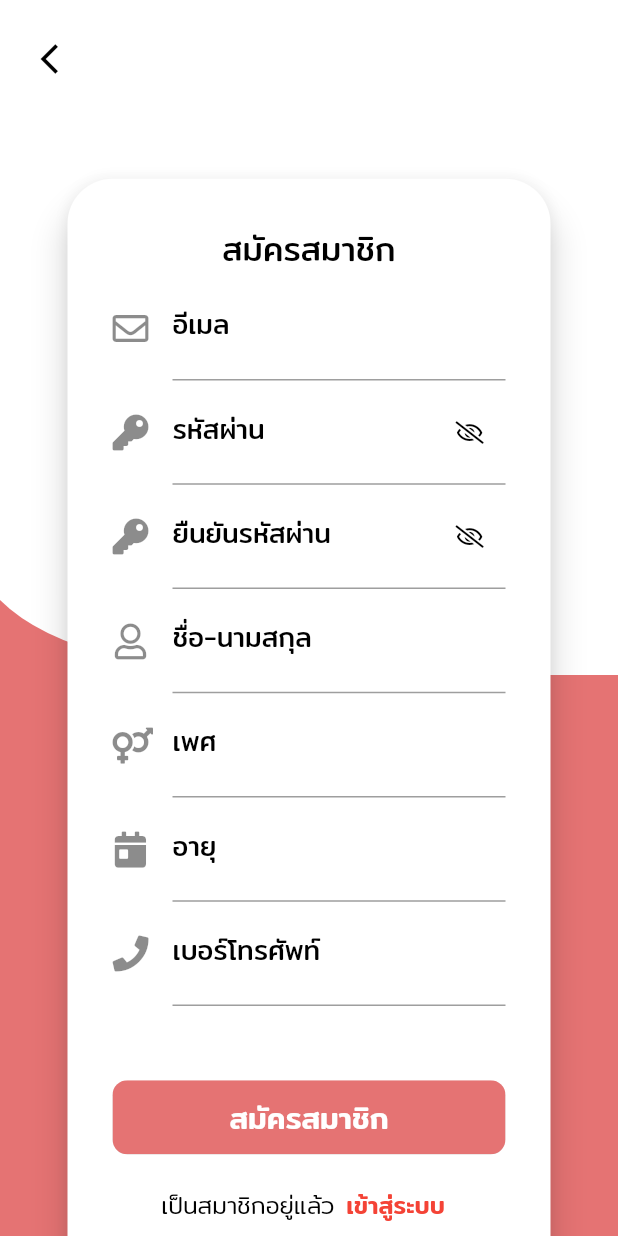
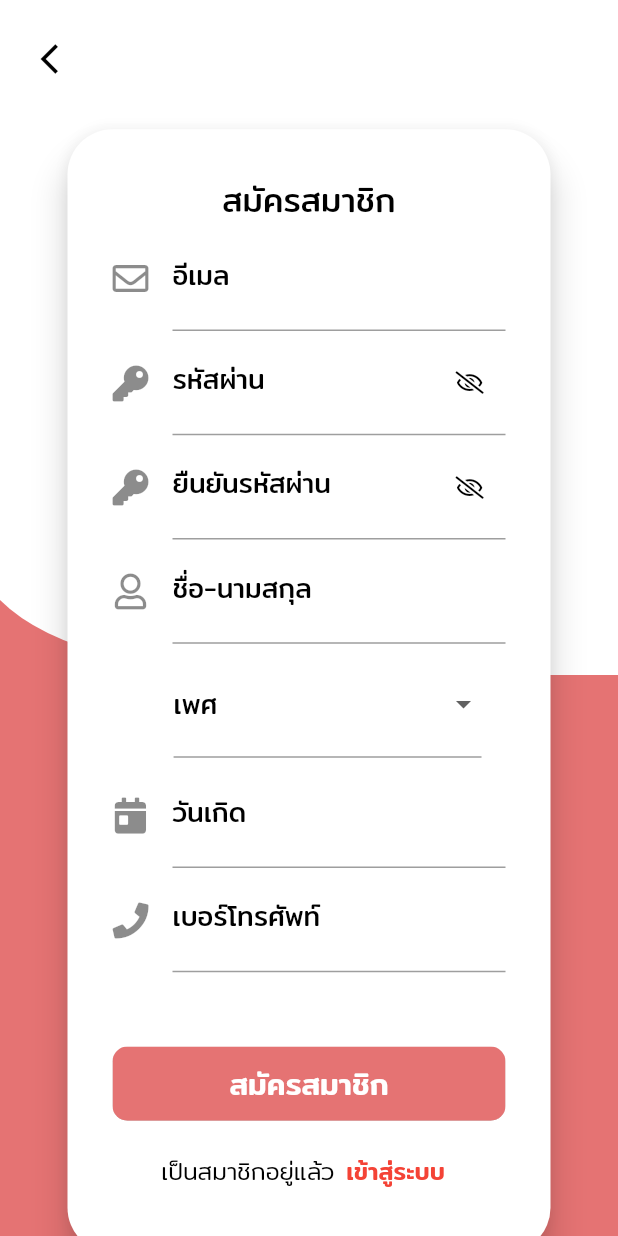
Before and after one commit to armnutthapon/Project_LittlePaw, a Flutter app: the Register screen opened directly, on a phone screen of 412 x 824 dp. Run offline on Flutter 3.47's test engine with Material 2 defaults, Android fonts, the phone set to English and light mode, and no system bars; our stand-ins replace badges, carousel_slider, firebase_auth, firebase_core, firebase_storage, font_awesome_flutter and 5 more; accounts and stored records are empty; network calls fail.

Commit message:
register form

```diff
--- a/lib/screen/authentication/register.dart
+++ b/lib/screen/authentication/register.dart
@@ -9,6 +9,7 @@ import 'package:little_paw/services/authentication/auth__service.dart';
 import 'package:provider/provider.dart';
 import 'package:little_paw/screen/authentication/login.dart';
 import 'package:http/http.dart' as http;
+import 'package:intl/intl.dart';
 
 class Register extends StatefulWidget {
   final Function toggleScreen;
@@ -23,10 +24,13 @@ class _RegisterState extends State<Register> {
   var _passwordController = TextEditingController();
   var _confirmPasswordController = TextEditingController();
   var _name = TextEditingController();
-  var _gender = TextEditingController();
   var _age = TextEditingController();
   var _phone = TextEditingController();
-
+  var _gender;
+  List listGender = ["หญิง", "ชาย", "อื่นๆ"];
+  String valueGender;
+  DateTime date;
+  DateTime selectedDate = DateTime.now();
   void registorOwner() async {
     final FirebaseAuth auth = await FirebaseAuth.instance;
     final User userId = await auth.currentUser;
@@ -41,6 +45,21 @@ class _RegisterState extends State<Register> {
       // contact : req.body.contact
       'urlImage': 'req.body.urlImage'
     });
+  }
+
+  Future<void> _selectDate(BuildContext context) async {
+    final now = DateTime.now();
+    final DateTime picked = await showDatePicker(
+        context: context,
+        initialDate: date ?? now,
+        firstDate: DateTime(1900),
+        lastDate: now);
+    if (picked != null && picked != date) {
+      setState(() {
+        _age.text = DateFormat('MM-dd-yyyy').format(picked);
+      });
+      print(_age.text);
+    }
   }
 
   final _formkey = GlobalKey<FormState>();
@@ -65,10 +84,6 @@ class _RegisterState extends State<Register> {
     _emailController = TextEditingController();
     _passwordController = TextEditingController();
     _confirmPasswordController = TextEditingController();
-    _name = TextEditingController();
-    _gender = TextEditingController();
-    _age = TextEditingController();
-    _phone = TextEditingController();
 
     super.initState();
   }
@@ -78,10 +93,6 @@ class _RegisterState extends State<Register> {
     _emailController.dispose();
     _passwordController.dispose();
     _confirmPasswordController.dispose();
-    _name.dispose();
-    _gender.dispose();
-    _age.dispose();
-    _phone.dispose();
 
     super.dispose();
   }
@@ -118,7 +129,7 @@ class _RegisterState extends State<Register> {
                               ],
                             ),
                             SizedBox(
-                              height: size.height * 0.05,
+                              height: size.height * 0.01,
                             ),
                             Card(
                               margin: EdgeInsets.fromLTRB(30, 15, 30, 15),
@@ -190,7 +201,6 @@ class _RegisterState extends State<Register> {
                                               fontWeight: FontWeight.w400,
                                               fontFamily: 'Mitr'),
                                         ),
-                                        // The validator receives the text that the user has entered.
                                         validator: (value) {
                                           if (value == null || value.isEmpty) {
                                             return 'กรุณาระบุรหัสผ่าน';
@@ -227,7 +237,6 @@ class _RegisterState extends State<Register> {
                                               fontWeight: FontWeight.w400,
                                               fontFamily: 'Mitr'),
                                         ),
-                                        // The validator receives the text that the user has entered.
                                         validator: (value) {
                                           if (value.isEmpty) {
                                             return 'กรุณาระบุรหัสผ่าน';
@@ -257,39 +266,59 @@ class _RegisterState extends State<Register> {
                                               fontWeight: FontWeight.w400,
                                               fontFamily: 'Mitr'),
                                         ),
-                                        // The validator receives the text that the user has entered.
                                         validator: (value) {
                                           if (value == null || value.isEmpty) {
-                                            return 'กรุณาระบุชื่อ';
+                                            return 'กรุณาระบุชื่อ-นามสกุล';
                                           }
                                           return null;
                                         },
                                       ),
-                                      TextFormField(
-                                        controller: _gender,
+                                      Padding(
+                                        padding: EdgeInsets.only(
+                                            left: size.width * 0.06),
+                                        child: ListTile(
+                                          // leading: Icon(Icons.ac_unit),
+                                          title: DropdownButtonFormField(
+                                            hint: Text(
+                                              "เพศ",
                                               style: TextStyle(
-                                            color: Colors.black,
-                                            fontSize: 18,
-                                            fontWeight: FontWeight.w400,
-                                            fontFamily: 'Mitr'),
-                                        decoration: InputDecoration(
-                                          icon: Icon(
-                                            FontAwesomeIcons.venusMars,
-                                          ),
-                                          labelText: 'เพศ',
-                                          labelStyle: TextStyle(
                                                   fontSize: 18,
                                                   color: Colors.black,
                                                   fontWeight: FontWeight.w400,
                                                   fontFamily: 'Mitr'),
                                             ),
-                                        // The validator receives the text that the user has entered.
+                                            isDense: false,
+                                            dropdownColor: Colors.white,
+                                            value: valueGender,
+                                            style: TextStyle(
+                                                color: Colors.red.shade300,
+                                                fontSize: 18,
+                                                fontWeight: FontWeight.w400,
+                                                fontFamily: 'Mitr'),
+                                            onChanged: (newValue) {
+                                              setState(() {
+                                                valueGender = newValue;
+                                                _gender = newValue;
+                                              });
+                                              print(_gender);
+                                            },
                                             validator: (value) {
-                                          if (value == null || value.isEmpty) {
-                                            return 'กรุณาระบุชื่อ';
+                                              if (value == null ||
+                                                  value.isEmpty) {
+                                                return 'กรุณาระบุเพศ';
                                               }
                                               return null;
                                             },
+                                            items: listGender.map((valueItem) {
+                                              return DropdownMenuItem(
+                                                  value: valueItem,
+                                                  child: Text(
+                                                    valueItem,
+                                                  ));
+                                            }).toList(),
+                                          ),
+                                          // trailing: Icon(Icons.more_vert),
+                                        ),
                                       ),
                                       TextFormField(
                                         controller: _age,
@@ -299,20 +328,30 @@ class _RegisterState extends State<Register> {
                                             fontWeight: FontWeight.w400,
                                             fontFamily: 'Mitr'),
                                         decoration: InputDecoration(
-                                          icon: Icon(
-                                            FontAwesomeIcons.calendarDay,
-                                          ),
-                                          labelText: 'อายุ',
+                                          labelText: 'วันเกิด',
                                           labelStyle: TextStyle(
                                               fontSize: 18,
                                               color: Colors.black,
                                               fontWeight: FontWeight.w400,
                                               fontFamily: 'Mitr'),
+                                          icon: Icon(
+                                            FontAwesomeIcons.calendarDay,
                                           ),
-                                        // The validator receives the text that the user has entered.
+                                        ),
+                                        onTap: () async {
+                                          // Below line stops keyboard from appearing
+                                          FocusScope.of(context)
+                                              .requestFocus(new FocusNode());
+                                          // Show Date Picker Here
+                                          await _selectDate(context);
+                                          print(_age);
+                                          // _addPetAge.text =
+                                          //     DateFormat('dd/MM/yyyy').format(date);
+                                          //setState(() {});
+                                        },
                                         validator: (value) {
                                           if (value == null || value.isEmpty) {
-                                            return 'กรุณาระบุชื่อ';
+                                            return 'กรุณาระบุวันเกิด';
                                           }
                                           return null;
                                         },
@@ -335,10 +374,9 @@ class _RegisterState extends State<Register> {
                                               fontWeight: FontWeight.w400,
                                               fontFamily: 'Mitr'),
                                         ),
-                                        // The validator receives the text that the user has entered.
                                         validator: (value) {
                                           if (value == null || value.isEmpty) {
-                                            return 'กรุณาระบุชื่อ';
+                                            return 'กรุณาระบุเบอร์โทรศัพท์';
                                           }
                                           return null;
                                         },
@@ -361,11 +399,13 @@ class _RegisterState extends State<Register> {
                                             color: Colors.red.shade300,
                                             onPressed: () async {
                                               if (_formkey.currentState
-                                                  .validate())
-                                                await registorOwner();
+                                                  .validate()) {
+                                                registorOwner();
+
                                                 await loginProvider.register(
                                                   _emailController.text.trim(),
-                                                _passwordController.text.trim(),
+                                                  _passwordController.text
+                                                      .trim(),
                                                   _name.text.trim(),
                                                 );
                                                 print(
@@ -375,6 +415,7 @@ class _RegisterState extends State<Register> {
                                                 print(
                                                     "C_password : ${_confirmPasswordController.text}");
                                                 print("ชื่อ : ${_name.text}");
+                                              }
                                             },
                                             child: Center(
                                               child: Text(
--- a/lib/screen/mypet/screen/Mypet_Addpet.dart
+++ b/lib/screen/mypet/screen/Mypet_Addpet.dart
@@ -120,7 +120,6 @@ class _AddpetState extends State<Addpet> {
       Navigator.pop(context);
     });
   }
-
 
   Future<void> _selectDate(BuildContext context) async {
     final now = DateTime.now();
```
Also changed, not shown: lib/screen/Newsfeed.dart (+25 -2 lines), lib/screen/mypet.dart (+20 -22 lines), lib/screen/setting.dart (+2 -5 lines), 2 other files. Lines whose indentation alone changed are shown as unchanged.
